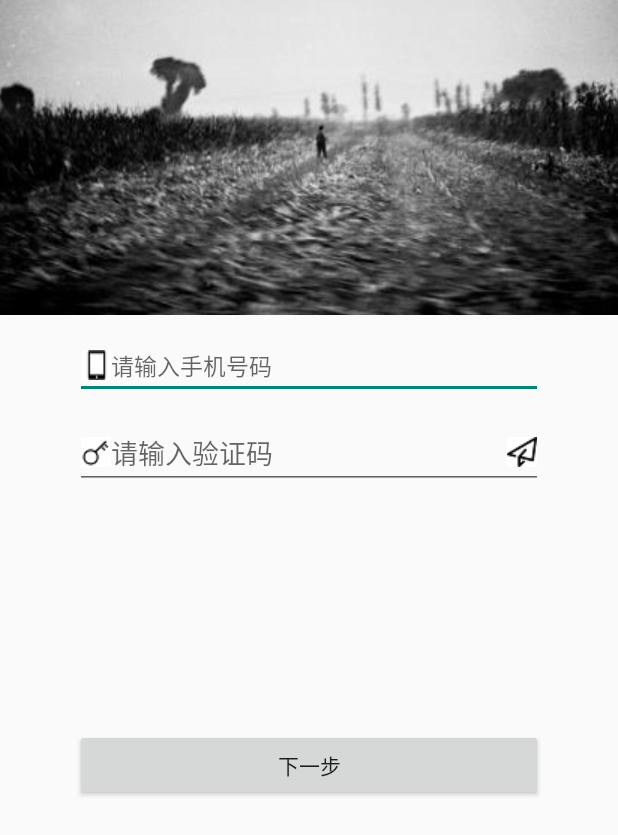
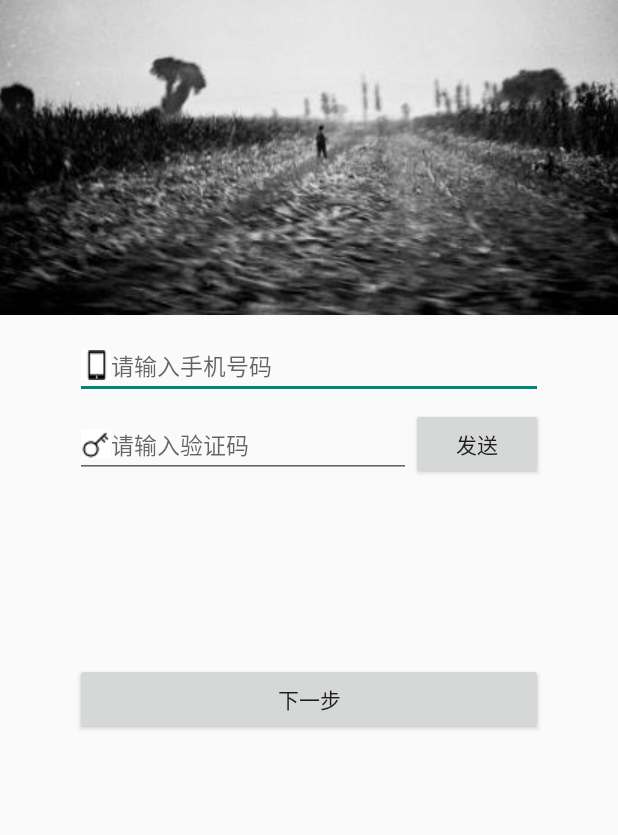
Before and after one commit to hahaha1230/Lost-Goodness, an Android app: the RegisterActivity screen opened directly, with no data from a screen before it, after a tap on "下一步", on a phone screen of 412 x 824 dp. Shown: the top 835 px of the screen. Run offline under Robolectric (Android 15) with nearby library versions, the phone set to English and light mode, and no system bars; libraries missing offline, so code that uses them is left out: cn.bmob.v3.

Commit message:
优化了登录界面，并优化了部分代码

```diff
--- a/app/src/main/java/com/example/lostgoodliness/activity/LoginActivity.java
+++ b/app/src/main/java/com/example/lostgoodliness/activity/LoginActivity.java
@@ -45,11 +45,9 @@ public class LoginActivity extends AppCompatActivity {
         super.onCreate(savedInstanceState);
         setContentView(R.layout.activity_login);
 
+        initView();
 
-
-        initView();
         initData();
-
     }
 
 
--- a/app/src/main/java/com/example/lostgoodliness/activity/RegisterActivity.java
+++ b/app/src/main/java/com/example/lostgoodliness/activity/RegisterActivity.java
@@ -1,12 +1,12 @@
 package com.example.lostgoodliness.activity;
 
 import android.content.Intent;
-import android.graphics.drawable.Drawable;
+import android.os.CountDownTimer;
 import android.support.v7.app.AppCompatActivity;
 import android.os.Bundle;
 import android.text.InputType;
+import android.text.TextUtils;
 import android.util.Log;
-import android.view.MotionEvent;
 import android.view.View;
 import android.widget.Button;
 import android.widget.EditText;
@@ -14,6 +14,7 @@ import android.widget.Toast;
 
 import com.example.lostgoodliness.R;
 import com.example.lostgoodliness.javabean.Users;
+import com.example.lostgoodliness.utils.MyCountDownTimer;
 
 import java.util.List;
 
@@ -24,64 +25,55 @@ import cn.bmob.v3.listener.FindListener;
 import cn.bmob.v3.listener.QueryListener;
 import cn.bmob.v3.listener.UpdateListener;
 
-public class RegisterActivity extends AppCompatActivity implements View.OnClickListener {
+public class RegisterActivity extends AppCompatActivity{
+    private MyCountDownTimer myCountDownTimer;
     private EditText phoneNumber;
     private EditText verifyCode;
-    private  Button next;
+    private Button sendCodeBt;
+    private Button next;
 
     @Override
     protected void onCreate(Bundle savedInstanceState) {
         super.onCreate(savedInstanceState);
         setContentView(R.layout.activity_register);
 
-
         initView();
     }
 
 
-
+    /**
+     * 初始化界面
+     */
     private void initView() {
         phoneNumber=(EditText)findViewById(R.id.phone);
         verifyCode=(EditText)findViewById(R.id.verifyCode);
         verifyCode.setInputType( InputType.TYPE_CLASS_NUMBER);
+        sendCodeBt=(Button)findViewById(R.id.sendcode_bt);
+        next=(Button)findViewById(R.id.next);
         //只能输入数字
         phoneNumber.setInputType( InputType.TYPE_CLASS_NUMBER);
 
-        next=(Button)findViewById(R.id.next);
-        next.setOnClickListener(this);
-        verifyCode.setOnTouchListener(new View.OnTouchListener() {
+        //new倒计时对象,总共的时间,每隔多少秒更新一次时间
+         myCountDownTimer = new MyCountDownTimer(60000,
+                1000,sendCodeBt);
+
+
+        sendCodeBt.setOnClickListener(new View.OnClickListener() {
             @Override
-            public boolean onTouch(View v, MotionEvent event) {
-                Log.d("hhh","ontouch 事件");
-                Drawable drawable=verifyCode.getCompoundDrawables()[2];
-                if (drawable == null)
-                    return false;
-                //如果不是按下事件，不再处理
-                if (event.getAction() != MotionEvent.ACTION_UP)
-                    return false;
-                if (event.getX()>verifyCode.getWidth()-verifyCode.getPaddingRight()
-                        -drawable.getIntrinsicWidth()) {
-                    Log.d("hhh","ontouch 事件11");
-                    getCode();
-                }
+            public void onClick(View v) {
+                getCode();
+            }
+        });
 
-                    return false;
+        next.setOnClickListener(new View.OnClickListener() {
+            @Override
+            public void onClick(View v) {
+                nextProgress();
             }
         });
     }
 
-    @Override
-    public void onClick(View v) {
-        switch (v.getId()){
-            case R.id.next:
-                nextProgress();
-                break;
 
-                default:
-                    break;
-        }
-
-    }
 
     /**
      * 判断验证码是否正确，正确的话进行跳转
@@ -89,28 +81,25 @@ public class RegisterActivity extends AppCompatActivity implements View.OnClickL
     private void nextProgress() {
         final String phone=phoneNumber.getText().toString().trim();
         String code=verifyCode.getText().toString();
-        if (phone.isEmpty()||code.isEmpty()){
-            Toast.makeText(RegisterActivity.this,"手机号或验证码为空！",Toast.LENGTH_SHORT).show();
+
+        //验证手机号
+        if (!isMobileNO(phone)){
+            Toast.makeText(this,"手机号格式不正确",Toast.LENGTH_SHORT).show();
             return;
         }
+        //验证验证码是否正确
         else {
-
-            /**
-             * 验证验证码是否正确
-             */
             BmobSMS.verifySmsCode(phone, code, new UpdateListener() {
                 @Override
                 public void done(BmobException e) {
                     if (e == null) {
-                        Log.d("hhh","验证成功："+"\n");
+                        clearTimer();
                         Intent intent=new Intent(RegisterActivity.this,SetPasswordActivity.class);
                         intent.putExtra("phone",phone);
                         intent.putExtra("command","register");
                         startActivity(intent);
-
                     } else {
-                        Toast.makeText(RegisterActivity.this,"验证失败",
-                                Toast.LENGTH_SHORT).show();
+                        Toast.makeText(RegisterActivity.this,"验证码不正确",Toast.LENGTH_SHORT).show();
                         return;
                     }
                 }
@@ -119,16 +108,32 @@ public class RegisterActivity extends AppCompatActivity implements View.OnClickL
         }
     }
 
+    private void clearTimer() {
+      /*  if (task != null) {
+            task.cancel();
+            task = null;
+        }
+        if (timer != null) {
+            timer.cancel();
+            timer = null;
+        }*/
+    }
+
+
+
     /**
      * 发送验证码给手机
      *
      */
     public void getCode(){
        final String phone=phoneNumber.getText().toString().trim();
-        if (phone.length()!=11){
-            Toast.makeText(RegisterActivity.this,"您输入的手机号有误！",Toast.LENGTH_SHORT).show();
-            return;
-        }
+
+       if (!isMobileNO(phone))
+       {
+           Toast.makeText(this,"手机号格式不正确",Toast.LENGTH_SHORT).show();
+           return;
+       }
+
         /**
          * 先进行查询，如果User里面已经存在该手机号，则已经注册，提示
          * 用密码登录，否则，发送验证码
@@ -149,6 +154,7 @@ public class RegisterActivity extends AppCompatActivity implements View.OnClickL
                         @Override
                         public void done(Integer integer, BmobException e) {
                             if (e==null){
+                                myCountDownTimer.start();
                                 Toast.makeText(RegisterActivity.this,"验证码发送成功，" +
                                         "请注意查收",Toast.LENGTH_SHORT).show();
 
@@ -167,4 +173,27 @@ public class RegisterActivity extends AppCompatActivity implements View.OnClickL
         });
     }
 
+
+    /**
+     * 验证手机号格式正确性
+     */
+    public static boolean isMobileNO(String mobiles) {
+	/*
+	移动：134、135、136、137、138、139、150、151、147(TD)、157(TD)、158、159、178、187、188
+	联通：130、131、132、152、155、156、176、185、186
+	电信：133、153、177、180、189、（1349卫通）
+	总结起来就是第一位必定为1，第二位必定为3、4、5、7或8，其他位置的可以为0-9
+	*/
+        String telRegex = "[1][34578]\\d{9}";
+        if (TextUtils.isEmpty(mobiles)) {
+            return false;
+        }
+        else {
+            return mobiles.matches(telRegex);
+        }
+    }
+
+
+
+
 }
--- a/app/src/main/java/com/example/lostgoodliness/activity/SetPasswordActivity.java
+++ b/app/src/main/java/com/example/lostgoodliness/activity/SetPasswordActivity.java
@@ -72,6 +72,9 @@ public class SetPasswordActivity extends AppCompatActivity {
         initView();
     }
 
+    /**
+     * 初始化界面
+     */
     private void initView() {
         userIcon=(CircleImageView)findViewById(R.id.user_icon);
         userName=(EditText)findViewById(R.id.set_user_name);
@@ -108,6 +111,7 @@ public class SetPasswordActivity extends AppCompatActivity {
             }
         });
 
+        //判断显示还是隐藏密码
         password.setOnTouchListener(new View.OnTouchListener() {
             @Override
             public boolean onTouch(View v, MotionEvent event) {
@@ -134,6 +138,7 @@ public class SetPasswordActivity extends AppCompatActivity {
             }
         });
 
+        //进行判断注册
         next.setOnClickListener(new View.OnClickListener() {
             @Override
             public void onClick(View v) {
--- a/app/src/main/java/com/example/lostgoodliness/adapter/FoundSearchResultAdapter.java
+++ b/app/src/main/java/com/example/lostgoodliness/adapter/FoundSearchResultAdapter.java
@@ -93,7 +93,6 @@ public class FoundSearchResultAdapter extends RecyclerView.Adapter<FoundSearchRe
     @Override
     public void onBindViewHolder(FoundSearchResultAdapter.ViewHolder holder, int position) {
         FoundTable foundTable=mFoundSearchResult.get(position);
-        //loadUserIcon(holder.userIcon,user.getUserIcon());
         String display=foundTable.getUserName();
         if (foundTable.getCity()!=null){
             display+="在"+foundTable.getCity() +"捡到了一个" +foundTable.getFindType();
@@ -104,8 +103,6 @@ public class FoundSearchResultAdapter extends RecyclerView.Adapter<FoundSearchRe
         holder.textView.setText(display);
         holder.phoneTV.setText(foundTable.getPhone());
         holder.date.setText(foundTable.getFindTime());
-        //设置占位符
-        //holder.userIcon.setImageDrawable(context.getDrawable(R.mipmap.home_background));
         //设置tag
         String userIcon=foundTable.getLinkUsers().getUserIcon();
         holder.userIcon.setTag(userIcon);
--- a/app/src/main/java/com/example/lostgoodliness/adapter/LostRecyclerViewAdapter.java
+++ b/app/src/main/java/com/example/lostgoodliness/adapter/LostRecyclerViewAdapter.java
@@ -82,7 +82,7 @@ public class LostRecyclerViewAdapter extends RecyclerView.Adapter<LostRecyclerVi
         {
 
         }*/
-        Log.d("hhh","usericon losr is"+userIcon);
+
         imageLoader.displayImage(userIcon,holder.userIcon,options);
 
       //点击事件
@@ -142,8 +142,6 @@ public class LostRecyclerViewAdapter extends RecyclerView.Adapter<LostRecyclerVi
     }
 
     class MyViewHolder extends RecyclerView.ViewHolder {
-
-
         CircleImageView userIcon;
         TextView phoneTV;
         TextView tv;
--- a/app/src/main/java/com/example/lostgoodliness/fragment/FoundFragment.java
+++ b/app/src/main/java/com/example/lostgoodliness/fragment/FoundFragment.java
@@ -87,12 +87,8 @@ public class FoundFragment extends Fragment implements MyRecyclerViewOnclickInte
     private void initConfiguration() {
         imageLoader=ImageLoader.getInstance();
         options=new DisplayImageOptions.Builder()   // 设置图片显示相关参数
-                // .showImageOnLoading(R.drawable.ic_stub) // 设置图片下载期间显示的图片
-                // .showImageForEmptyUri(R.drawable.ic_empty) // 设置图片Uri为空或是错误的时候显示的图片
-                //.showImageOnFail(R.drawable.ic_error) // 设置图片加载或解码过程中发生错误显示的图片
                 .cacheInMemory(true) // 设置下载的图片是否缓存在内存中
                 .cacheOnDisk(true) // 设置下载的图片是否缓存在SD卡中
-                //.displayer(new RoundedBitmapDisplayer(20)) // 设置成圆角图片
                 .build(); // 构建完成;
 
         //初始化progressdialog
--- /dev/null
+++ b/app/src/main/java/com/example/lostgoodliness/utils/MyCountDownTimer.java
@@ -0,0 +1,33 @@
+package com.example.lostgoodliness.utils;
+
+import android.os.CountDownTimer;
+import android.widget.Button;
+
+/**
+ * Created by 佳佳 on 2018/12/1.
+ */
+
+public class MyCountDownTimer extends CountDownTimer {
+    private Button timeButton;
+
+    public MyCountDownTimer(long millisInFuture, long countDownInterval,Button button) {
+        super(millisInFuture, countDownInterval);
+        this.timeButton=button;
+    }
+
+    @Override
+    public void onTick(long millisUntilFinished) {
+        //防止计时过程中重复点击
+        timeButton.setClickable(false);
+        timeButton.setText(millisUntilFinished/1000+"秒");
+    }
+
+    @Override
+    public void onFinish() {
+        //重新给Button设置文字
+        timeButton.setText("重新获取");
+        //设置可点击
+        timeButton.setClickable(true);
+
+    }
+}
--- a/app/src/main/res/layout/activity_login.xml
+++ b/app/src/main/res/layout/activity_login.xml
@@ -14,6 +14,8 @@
         android:src="@mipmap/registerbackground"
         android:id="@+id/image"
         />
+
+
     <EditText
         android:layout_width="match_parent"
         android:layout_height="wrap_content"
@@ -31,7 +33,7 @@
         android:layout_width="match_parent"
         android:layout_height="wrap_content"
         android:layout_below="@+id/phone"
-        android:layout_marginTop="12dp"
+        android:layout_marginTop="6dp"
         android:layout_marginLeft="50dp"
         android:layout_marginRight="50dp"
         android:id="@+id/password"
--- a/app/src/main/res/layout/activity_register.xml
+++ b/app/src/main/res/layout/activity_register.xml
@@ -14,6 +14,8 @@
          android:src="@mipmap/registerbackground"
         android:id="@+id/image"
         />
+
+
         <EditText
             android:layout_width="match_parent"
             android:layout_height="wrap_content"
@@ -25,32 +27,45 @@
             android:id="@+id/phone"
             android:hint="请输入手机号码"
             android:textSize="15dp"
-        android:drawableLeft="@drawable/phone"
-        />
+            android:drawableLeft="@drawable/phone" />
+
+
+
+    <LinearLayout
+        android:layout_width="match_parent"
+        android:layout_height="50dp"
+        android:layout_marginTop="6dp"
+        android:layout_marginLeft="50dp"
+        android:layout_marginRight="50dp"
+        android:id="@+id/verifyCodeLL"
+        android:orientation="horizontal"
+        android:layout_below="@+id/phone">
 
             <EditText
-            android:layout_width="match_parent"
+                android:layout_width="0dp"
                 android:layout_height="wrap_content"
+                android:layout_weight="1"
                 android:id="@+id/verifyCode"
-            android:layout_marginTop="12dp"
-            android:layout_marginLeft="50dp"
-            android:layout_marginRight="50dp"
-            android:layout_below="@+id/phone"
                 android:hint="请输入验证码"
+                android:textSize="15dp"
                 android:drawableLeft="@drawable/verifycode"
-            android:drawableRight="@drawable/sendcode"
+                />
+        <Button
+            android:layout_width="wrap_content"
+            android:layout_height="wrap_content"
+            android:id="@+id/sendcode_bt"
+            android:text="发送"/>
+    </LinearLayout>
 
-            />
 
     <Button
         android:layout_width="match_parent"
         android:layout_height="wrap_content"
-        android:layout_below="@+id/verifyCode"
+        android:layout_below="@+id/verifyCodeLL"
         android:text="下一步"
         android:id="@+id/next"
-        android:layout_marginTop="160dp"
+        android:layout_marginTop="120dp"
         android:layout_marginLeft="50dp"
-        android:layout_marginRight="50dp"
-        />
+        android:layout_marginRight="50dp" />
 
 </RelativeLayout>
```
Also changed, not shown: app/src/main/AndroidManifest.xml (+23 -19 lines), app/src/main/java/com/example/lostgoodliness/activity/LostGoodsActivity.java (+12 -2 lines), app/src/main/java/com/example/lostgoodliness/activity/LostPasswordActivity.java (+35 -24 lines), app/src/main/java/com/example/lostgoodliness/activity/SearchResultsActivity.java (+10 -12 lines), app/src/main/java/com/example/lostgoodliness/receiver/PushMessageReceiver.java (+49 -2 lines), app/src/main/res/layout/activity_lost_password.xml (+20 -8 lines), app/src/main/res/layout/activity_set_password.xml (+25 -11 lines), app/src/main/res/layout/found_fragment.xml (+1 -7 lines), app/src/main/res/layout/view_fold.xml (added, +21 -0 lines), app/libs/json-lib-2.4-jdk15.jar (added). Lines whose indentation alone changed are shown as unchanged.
